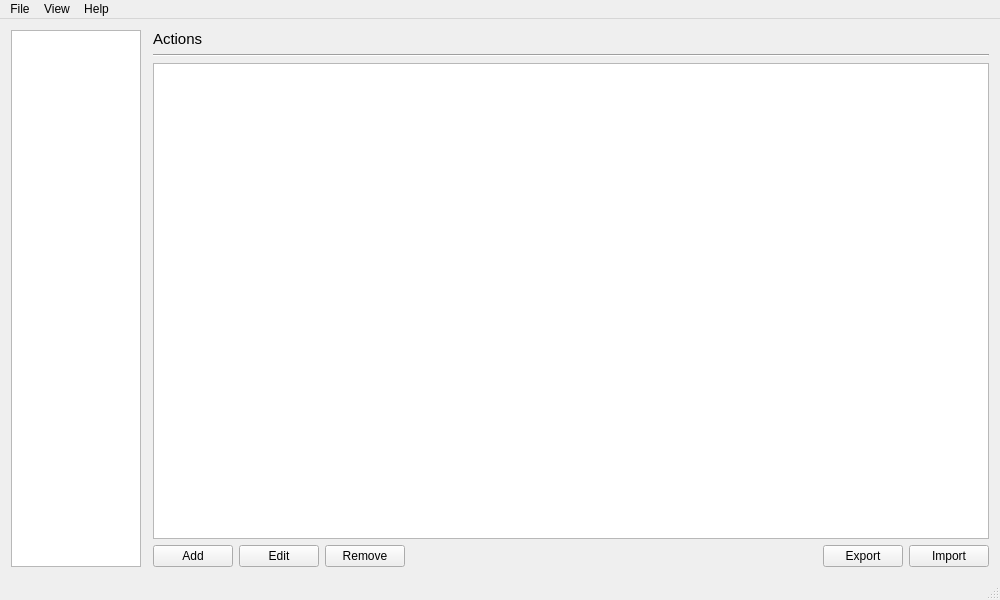
First picture: the form in client/ui/windowmain.ui, repository miniME89/avr-cec, before the edit.
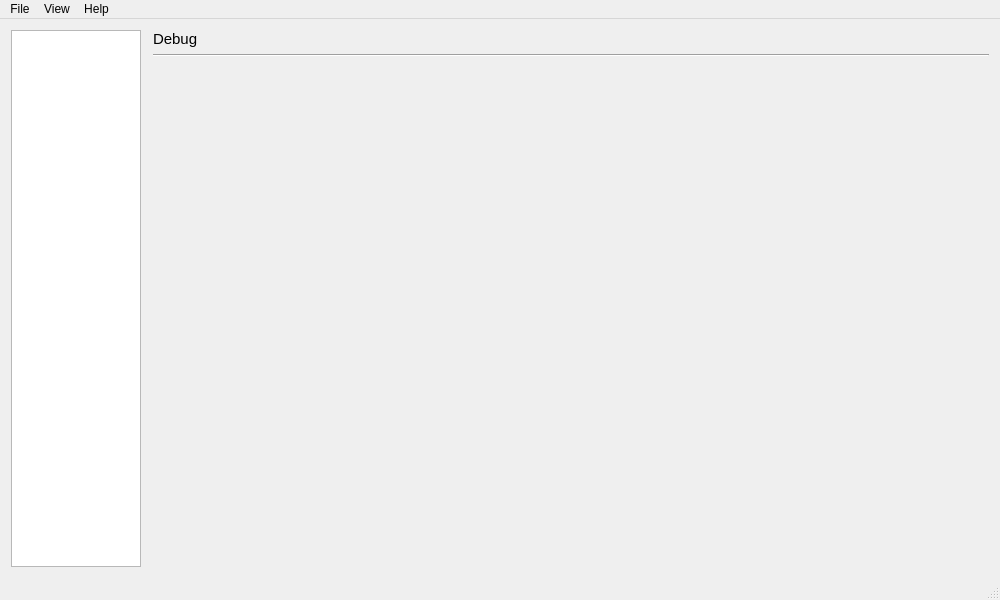
Second picture: the form after the edit. The open tabs and pages were chosen to show the change.

Commit message: added sending debug data via usb

```diff
--- a/client/ui/windowmain.ui
+++ b/client/ui/windowmain.ui
@@ -385,6 +385,62 @@
         </item>
        </layout>
       </widget>
+      <widget class="QWidget" name="pageDebug">
+       <layout class="QVBoxLayout" name="verticalLayout_5">
+        <property name="leftMargin">
+         <number>0</number>
+        </property>
+        <property name="topMargin">
+         <number>0</number>
+        </property>
+        <property name="rightMargin">
+         <number>0</number>
+        </property>
+        <property name="bottomMargin">
+         <number>0</number>
+        </property>
+        <item>
+         <widget class="QLabel" name="label_5">
+          <property name="sizePolicy">
+           <sizepolicy hsizetype="Expanding" vsizetype="Preferred">
+            <horstretch>0</horstretch>
+            <verstretch>0</verstretch>
+           </sizepolicy>
+          </property>
+          <property name="font">
+           <font>
+            <pointsize>11</pointsize>
+            <weight>50</weight>
+            <bold>false</bold>
+           </font>
+          </property>
+          <property name="text">
+           <string>Debug</string>
+          </property>
+         </widget>
+        </item>
+        <item>
+         <widget class="Line" name="line_5">
+          <property name="orientation">
+           <enum>Qt::Horizontal</enum>
+          </property>
+         </widget>
+        </item>
+        <item>
+         <spacer name="verticalSpacer_2">
+          <property name="orientation">
+           <enum>Qt::Vertical</enum>
+          </property>
+          <property name="sizeHint" stdset="0">
+           <size>
+            <width>20</width>
+            <height>40</height>
+           </size>
+          </property>
+         </spacer>
+        </item>
+       </layout>
+      </widget>
       <widget class="QWidget" name="pageSettings">
        <layout class="QVBoxLayout" name="verticalLayout_4">
         <property name="leftMargin">
```
The commit also changes 14 other files.
